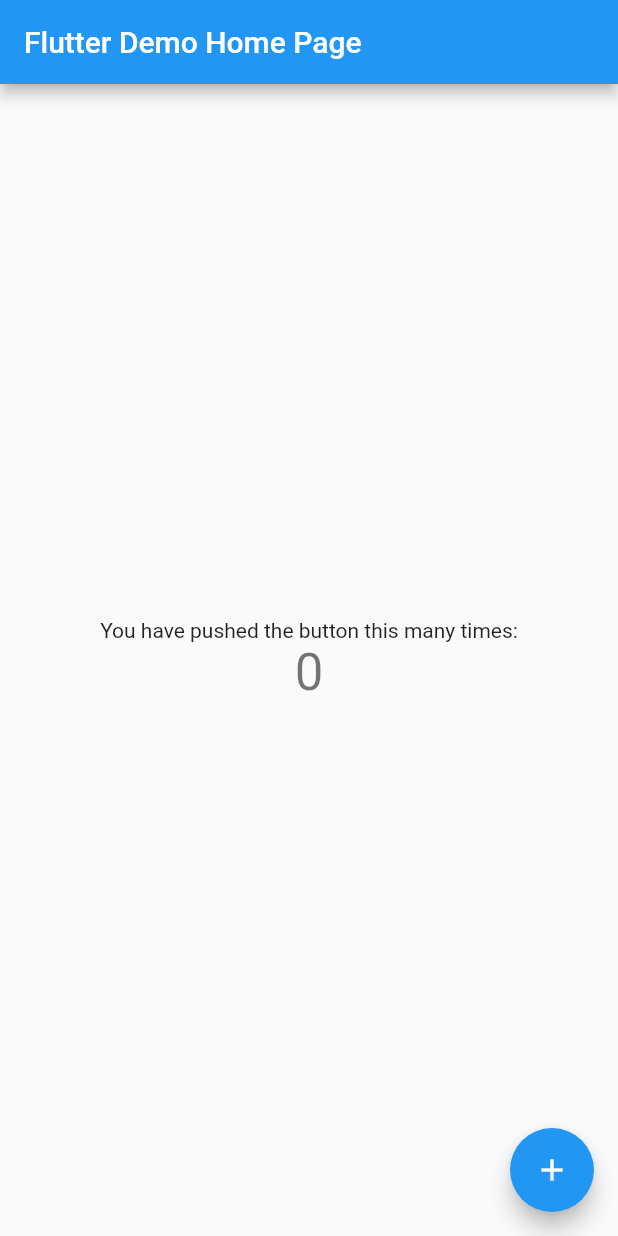
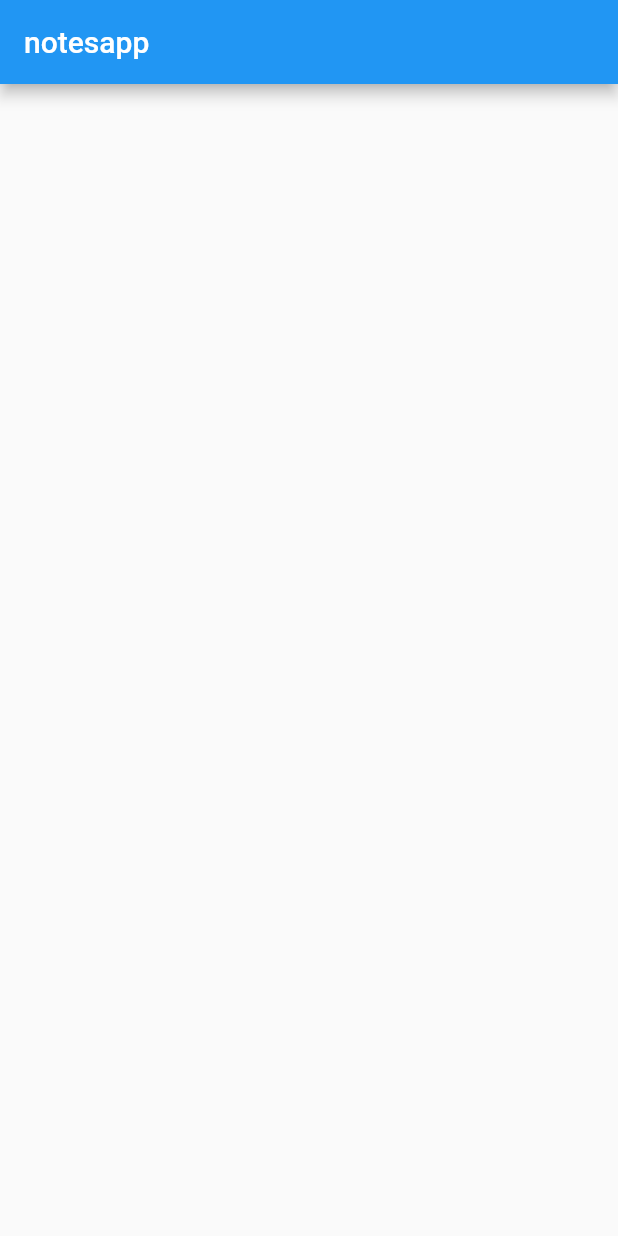
Before and after one commit to Ali1910/notesapp, a Flutter app: the screen it shows after launch, on a phone screen of 412 x 824 dp. Run offline on Flutter 3.47's test engine with Material 2 defaults, Android fonts, the phone set to English and light mode, and no system bars.

Commit message:
create notes app

```diff
--- a/lib/main.dart
+++ b/lib/main.dart
@@ -1,115 +1,20 @@
 import 'package:flutter/material.dart';
 
 void main() {
-  runApp(const MyApp());
+  runApp(const notesapp());
 }
 
-class MyApp extends StatelessWidget {
-  const MyApp({super.key});
+class notesapp extends StatelessWidget {
+  const notesapp({super.key});
 
   // This widget is the root of your application.
   @override
   Widget build(BuildContext context) {
     return MaterialApp(
-      title: 'Flutter Demo',
-      theme: ThemeData(
-        // This is the theme of your application.
-        //
-        // Try running your application with "flutter run". You'll see the
-        // application has a blue toolbar. Then, without quitting the app, try
-        // changing the primarySwatch below to Colors.green and then invoke
-        // "hot reload" (press "r" in the console where you ran "flutter run",
-        // or simply save your changes to "hot reload" in a Flutter IDE).
-        // Notice that the counter didn't reset back to zero; the application
-        // is not restarted.
-        primarySwatch: Colors.blue,
-      ),
-      home: const MyHomePage(title: 'Flutter Demo Home Page'),
+      home: Scaffold(
+          appBar: AppBar(
+        title: Text('notesapp'),
+      )),
     );
   }
 }
-
-class MyHomePage extends StatefulWidget {
-  const MyHomePage({super.key, required this.title});
-
-  // This widget is the home page of your application. It is stateful, meaning
-  // that it has a State object (defined below) that contains fields that affect
-  // how it looks.
-
-  // This class is the configuration for the state. It holds the values (in this
-  // case the title) provided by the parent (in this case the App widget) and
-  // used by the build method of the State. Fields in a Widget subclass are
-  // always marked "final".
-
-  final String title;
-
-  @override
-  State<MyHomePage> createState() => _MyHomePageState();
-}
-
-class _MyHomePageState extends State<MyHomePage> {
-  int _counter = 0;
-
-  void _incrementCounter() {
-    setState(() {
-      // This call to setState tells the Flutter framework that something has
-      // changed in this State, which causes it to rerun the build method below
-      // so that the display can reflect the updated values. If we changed
-      // _counter without calling setState(), then the build method would not be
-      // called again, and so nothing would appear to happen.
-      _counter++;
-    });
-  }
-
-  @override
-  Widget build(BuildContext context) {
-    // This method is rerun every time setState is called, for instance as done
-    // by the _incrementCounter method above.
-    //
-    // The Flutter framework has been optimized to make rerunning build methods
-    // fast, so that you can just rebuild anything that needs updating rather
-    // than having to individually change instances of widgets.
-    return Scaffold(
-      appBar: AppBar(
-        // Here we take the value from the MyHomePage object that was created by
-        // the App.build method, and use it to set our appbar title.
-        title: Text(widget.title),
-      ),
-      body: Center(
-        // Center is a layout widget. It takes a single child and positions it
-        // in the middle of the parent.
-        child: Column(
-          // Column is also a layout widget. It takes a list of children and
-          // arranges them vertically. By default, it sizes itself to fit its
-          // children horizontally, and tries to be as tall as its parent.
-          //
-          // Invoke "debug painting" (press "p" in the console, choose the
-          // "Toggle Debug Paint" action from the Flutter Inspector in Android
-          // Studio, or the "Toggle Debug Paint" command in Visual Studio Code)
-          // to see the wireframe for each widget.
-          //
-          // Column has various properties to control how it sizes itself and
-          // how it positions its children. Here we use mainAxisAlignment to
-          // center the children vertically; the main axis here is the vertical
-          // axis because Columns are vertical (the cross axis would be
-          // horizontal).
-          mainAxisAlignment: MainAxisAlignment.center,
-          children: <Widget>[
-            const Text(
-              'You have pushed the button this many times:',
-            ),
-            Text(
-              '$_counter',
-              style: Theme.of(context).textTheme.headline4,
-            ),
-          ],
-        ),
-      ),
-      floatingActionButton: FloatingActionButton(
-        onPressed: _incrementCounter,
-        tooltip: 'Increment',
-        child: const Icon(Icons.add),
-      ), // This trailing comma makes auto-formatting nicer for build methods.
-    );
-  }
-}
```
Also changed, not shown: 1 other file.
